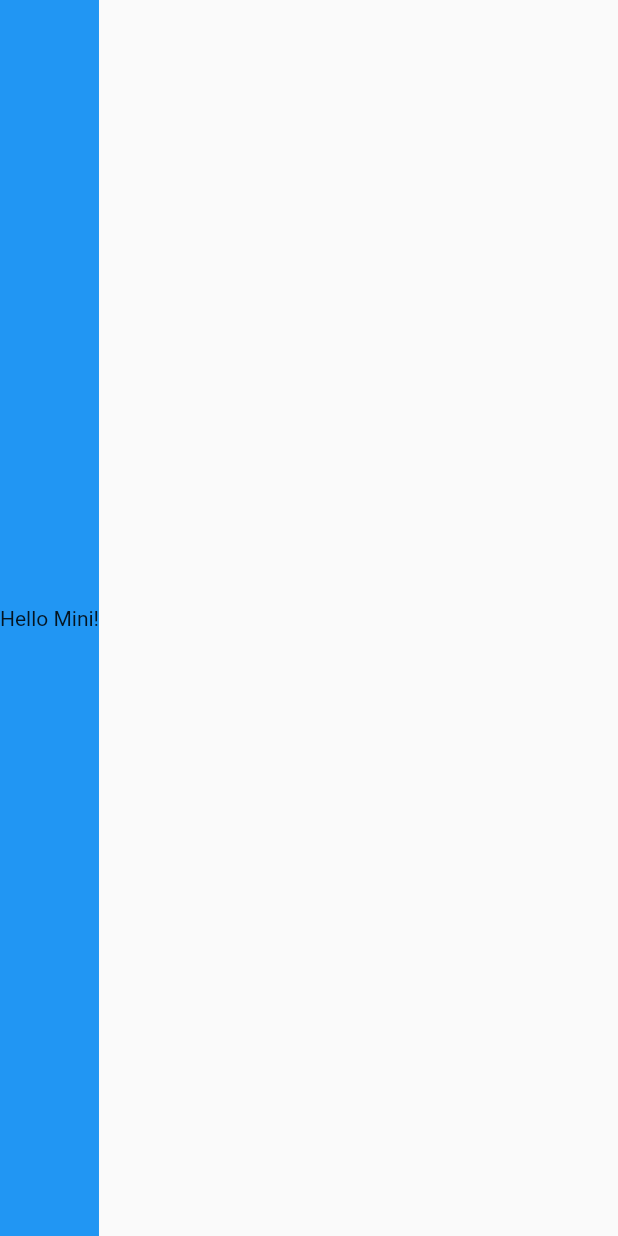
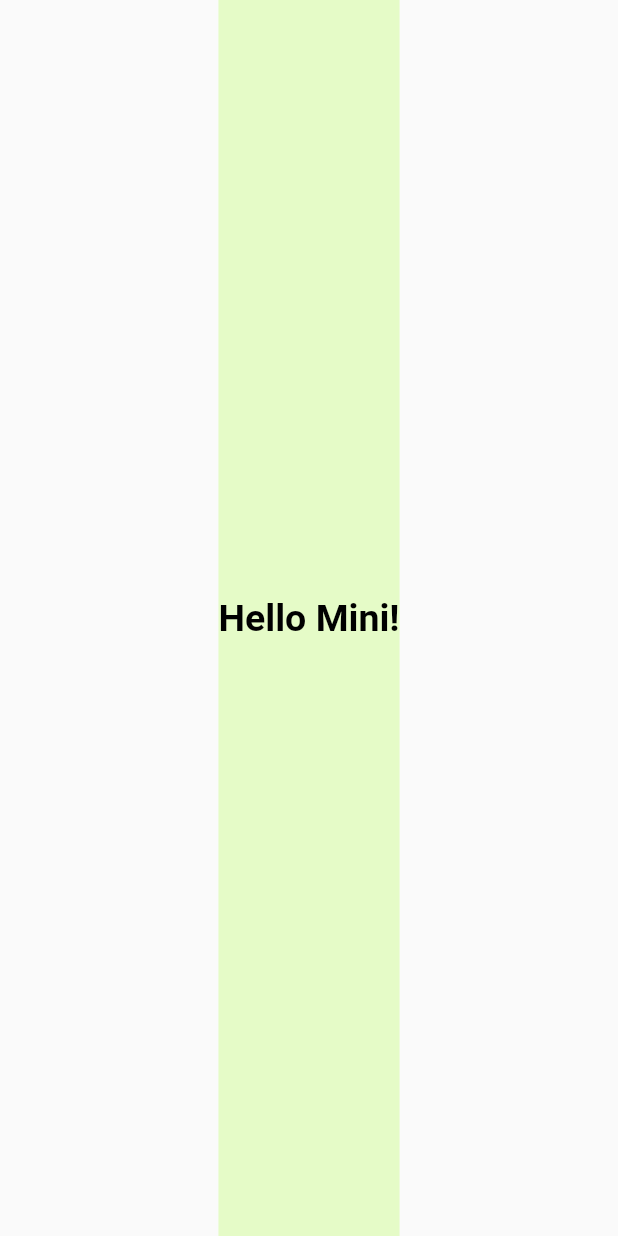
Before and after one commit to sxmbaka/currency_converter, a Flutter app: the screen it shows after launch, on a phone screen of 412 x 824 dp. Run offline on Flutter 3.47's test engine with Material 2 defaults, Android fonts, the phone set to English and light mode, and no system bars.

Commit message:
update currency_converter_material_page.dart

```diff
--- a/lib/currency_converter_material_page.dart
+++ b/lib/currency_converter_material_page.dart
@@ -6,14 +6,23 @@ class CurrencyConverterMaterialPage extends StatelessWidget {
   @override
   Widget build(BuildContext context) {
     return const Scaffold(
-      body: ColoredBox(
-        color: Colors.blue,
-        child: Column(
-          mainAxisAlignment: MainAxisAlignment.center,
-          crossAxisAlignment: CrossAxisAlignment.end,
-          children: [
-            Text('Hello Mini!'),
-          ],
+      body: Center(
+        child: ColoredBox(
+          color: Color.fromRGBO(152, 255, 8, 0.211),
+          child: Column(
+            mainAxisAlignment: MainAxisAlignment.center,
+            crossAxisAlignment: CrossAxisAlignment.end,
+            children: [
+              Text(
+                'Hello Mini!',
+                style: TextStyle(
+                  color: Color.fromARGB(255, 0, 0, 0),
+                  fontSize: 25,
+                  fontWeight: FontWeight.bold,
+                ),
+              ),
+            ],
+          ),
         ),
       ),
     );
```
